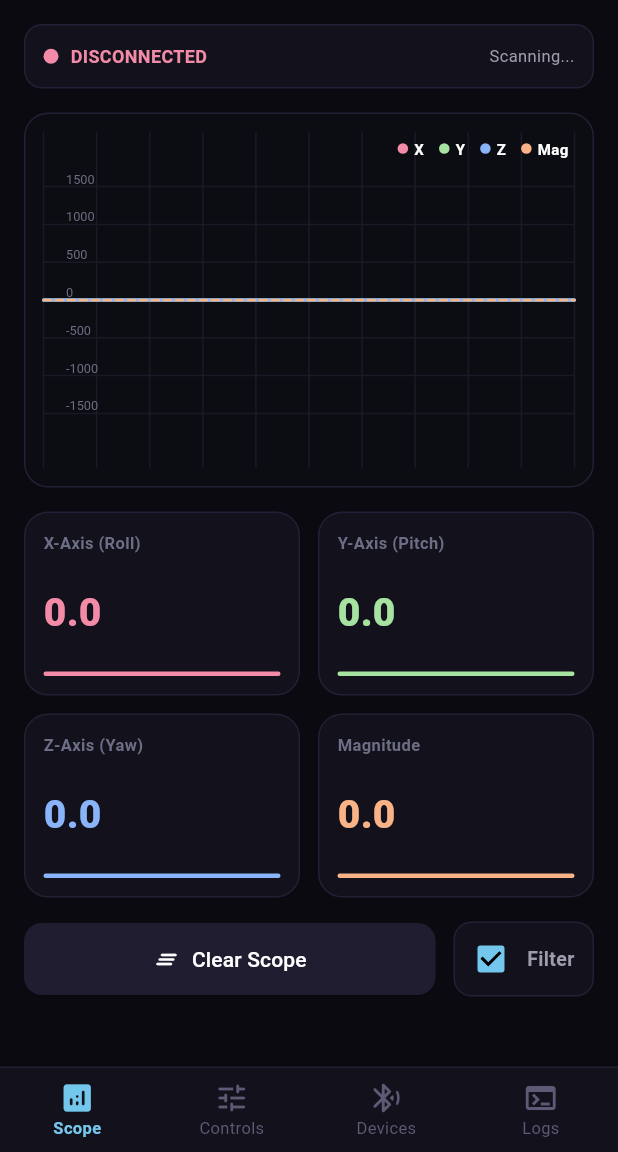
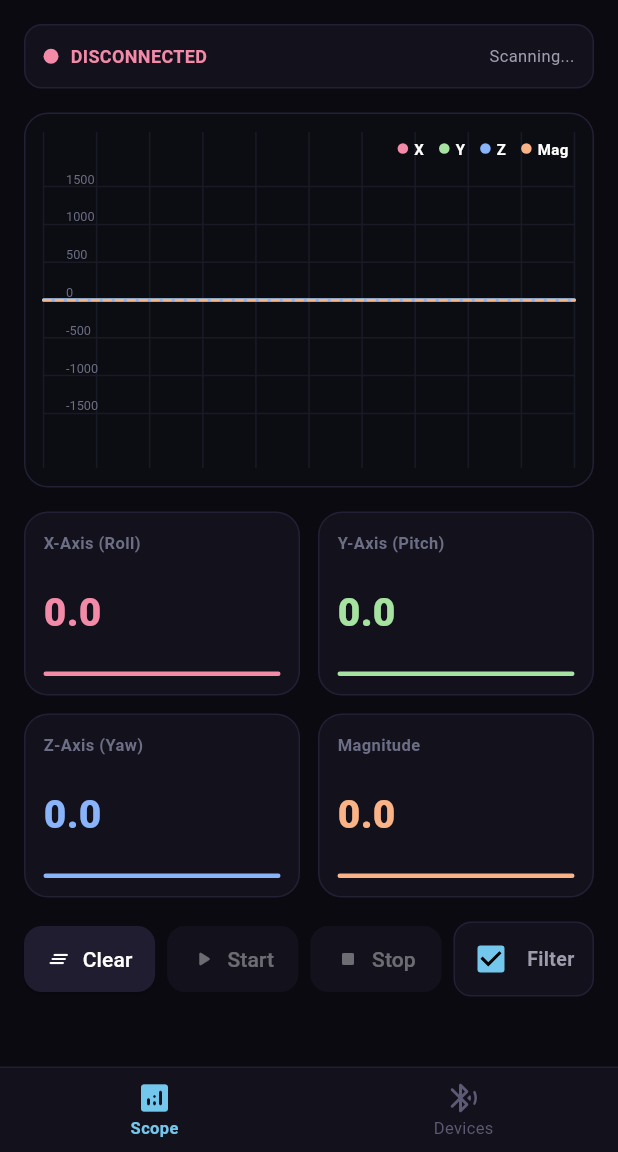
Before and after one commit to Aleksandr6669/Aura, a Flutter app: the screen it shows after launch, on a phone screen of 412 x 824 dp, the part 84-1236 px from its top. Run offline on Flutter 3.47's test engine with Material 3 defaults, Android fonts, the light colour scheme and no system bars; our stand-ins replace flutter_blue_plus, shared_preferences; Roboto replaces fonts that are missing (Fira Code).

Commit message:
refactor: update BLE stream subscription order and simplify dashboard UI with dedicated start/stop controls

```diff
--- a/lib/dashboard_view.dart
+++ b/lib/dashboard_view.dart
@@ -77,12 +77,8 @@ class _DashboardViewState extends State<DashboardView> {
         children: [
           // Tab 1: Scope (listens to high-frequency stream)
           const ScopeTabContent(),
-          // Tab 2: Controls (uses selector to ignore accelerometer stream)
-          const ControlsTabContent(),
-          // Tab 3: Devices (uses selector to ignore accelerometer stream)
+          // Tab 2: Devices
           const DevicesTabContent(),
-          // Tab 4: Logs (uses selector for logs updates)
-          const LogsTabContent(),
         ],
       ),
       bottomNavigationBar: Container(
@@ -110,19 +106,9 @@ class _DashboardViewState extends State<DashboardView> {
               label: "Scope",
             ),
             BottomNavigationBarItem(
-              icon: Icon(Icons.tune_rounded),
-              activeIcon: Icon(Icons.tune_rounded),
-              label: "Controls",
-            ),
-            BottomNavigationBarItem(
               icon: Icon(Icons.bluetooth_searching_rounded),
               activeIcon: Icon(Icons.bluetooth_connected_rounded),
               label: "Devices",
-            ),
-            BottomNavigationBarItem(
-              icon: Icon(Icons.terminal_outlined),
-              activeIcon: Icon(Icons.terminal_rounded),
-              label: "Logs",
             ),
           ],
         ),
@@ -237,17 +223,47 @@ class ScopeTabContent extends StatelessWidget {
                 Expanded(
                   child: ElevatedButton.icon(
                     onPressed: () => manager.clearScope(),
-                    icon: const Icon(Icons.clear_all_rounded, size: 18),
-                    label: const Text("Clear Scope"),
+                    icon: const Icon(Icons.clear_all_rounded, size: 16),
+                    label: const Text("Clear"),
                     style: ElevatedButton.styleFrom(
                       backgroundColor: const Color(0xFF201D30),
                       foregroundColor: Colors.white,
-                      padding: const EdgeInsets.symmetric(vertical: 14),
+                      padding: const EdgeInsets.symmetric(vertical: 12),
                       shape: RoundedRectangleBorder(borderRadius: BorderRadius.circular(12)),
                     ),
                   ),
                 ),
-                const SizedBox(width: 12),
+                const SizedBox(width: 8),
+                Expanded(
+                  child: ElevatedButton.icon(
+                    onPressed: manager.isConnected ? () => manager.writeCommand("a104") : null,
+                    icon: const Icon(Icons.play_arrow_rounded, size: 16),
+                    label: const Text("Start"),
+                    style: ElevatedButton.styleFrom(
+                      backgroundColor: const Color(0xFF1C3A27),
+                      foregroundColor: const Color(0xFFA6E3A1),
+                      disabledBackgroundColor: const Color(0xFF13111C),
+                      padding: const EdgeInsets.symmetric(vertical: 12),
+                      shape: RoundedRectangleBorder(borderRadius: BorderRadius.circular(12)),
+                    ),
+                  ),
+                ),
+                const SizedBox(width: 8),
+                Expanded(
+                  child: ElevatedButton.icon(
+                    onPressed: manager.isConnected ? () => manager.writeCommand("a102") : null,
+                    icon: const Icon(Icons.stop_rounded, size: 16),
+                    label: const Text("Stop"),
+                    style: ElevatedButton.styleFrom(
+                      backgroundColor: const Color(0xFF3A1C1C),
+                      foregroundColor: const Color(0xFFF38BA8),
+                      disabledBackgroundColor: const Color(0xFF13111C),
+                      padding: const EdgeInsets.symmetric(vertical: 12),
+                      shape: RoundedRectangleBorder(borderRadius: BorderRadius.circular(12)),
+                    ),
+                  ),
+                ),
+                const SizedBox(width: 8),
                 Container(
                   decoration: BoxDecoration(
                     color: const Color(0xFF13111C),
--- a/lib/ring_ble_manager.dart
+++ b/lib/ring_ble_manager.dart
@@ -586,11 +586,11 @@ class RingBleManager extends ChangeNotifier {
 
         for (var char in notifyChars) {
           try {
-            await char.setNotifyValue(true);
-            final sub = char.lastValueStream.listen((data) {
+            final sub = char.onValueReceived.listen((data) {
               _parseNotificationData(data);
             });
             _notifySubs.add(sub);
+            await char.setNotifyValue(true);
             addLog("Subscribed to ${char.uuid.toString().substring(0, 8)}: isNotifying=${char.isNotifying}", tag: char.isNotifying ? 'success' : 'warn');
           } catch (e) {
             addLog("Failed to subscribe to ${char.uuid.toString().substring(0, 8)}: $e", tag: 'warn');
@@ -600,7 +600,7 @@ class RingBleManager extends ChangeNotifier {
         // Instantly query battery level
         await writeCommand("03");
 
-        addLog("Ring ready. Click 'Enable Sensor (a104)' in Controls tab to view real-time data.", tag: 'info');
+        addLog("Ring ready. Press 'Start' to stream data.", tag: 'info');
       } else {
         addLog("Error: Could not map GATT interface characteristics", tag: 'error');
       }
```
